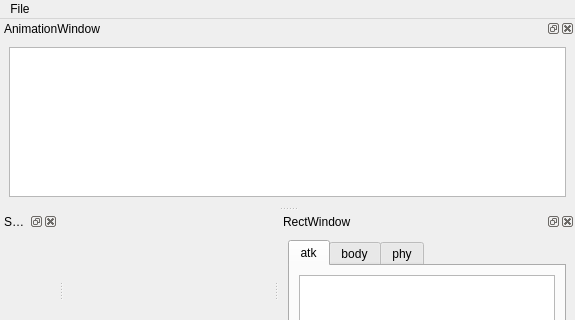
Qt form src/mainwindow.ui (qwertylevel3/ActorCreator) before a commit; both pictures show x 0 to 575 and y 0 to 320 of the 575 by 582 pixel window.
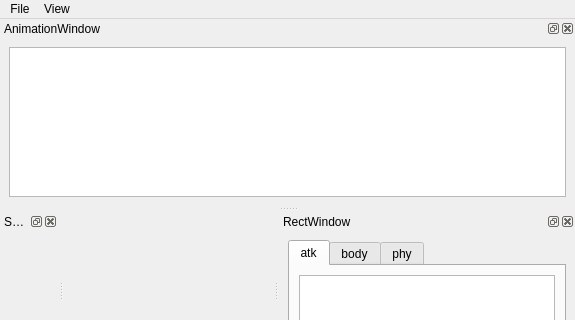
The same form after that commit. Icons and pictures are not drawn.

Commit message: add : view menu

```diff
--- a/src/mainwindow.ui
+++ b/src/mainwindow.ui
@@ -33,7 +33,17 @@
     <addaction name="separator"/>
     <addaction name="actionExit"/>
    </widget>
+   <widget class="QMenu" name="menuWindow">
+    <property name="title">
+     <string>View</string>
+    </property>
+    <addaction name="actionAnimationWindow"/>
+    <addaction name="actionFrameWindow"/>
+    <addaction name="actionSpriteWindow"/>
+    <addaction name="actionRectWindow"/>
+   </widget>
    <addaction name="menuFile"/>
+   <addaction name="menuWindow"/>
   </widget>
   <widget class="QStatusBar" name="statusbar"/>
   <widget class="QDockWidget" name="dockWidget">
```
Left out of the diff: 187 changed lines with no effect on the pictures. The commit also changes 4 other files.
